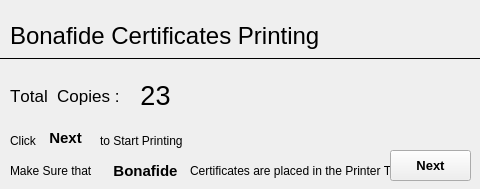
This is src/Interface/print-single.ui in mskonline/docmaqv2 as Qt 5 draws it before an edit. The edited form follows.
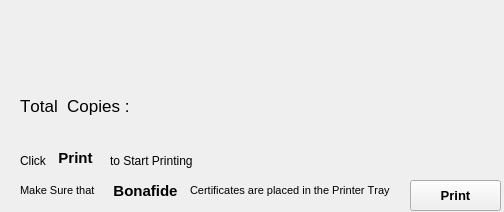
This is the edited form. Icons and pictures are not drawn.

The edit to the form file:
```diff
--- a/src/Interface/print-single.ui
+++ b/src/Interface/print-single.ui
@@ -9,10 +9,22 @@
    <rect>
     <x>0</x>
     <y>0</y>
-    <width>480</width>
-    <height>189</height>
+    <width>504</width>
+    <height>212</height>
    </rect>
   </property>
+  <property name="minimumSize">
+   <size>
+    <width>504</width>
+    <height>212</height>
+   </size>
+  </property>
+  <property name="maximumSize">
+   <size>
+    <width>504</width>
+    <height>212</height>
+   </size>
+  </property>
   <property name="font">
    <font>
     <kerning>false</kerning>
@@ -33,90 +45,13 @@
   <property name="autoFillBackground">
    <bool>false</bool>
   </property>
-  <widget class="QStackedWidget" name="stackedWidget">
+  <widget class="QLabel" name="label_3">
    <property name="geometry">
     <rect>
-     <x>0</x>
-     <y>0</y>
-     <width>491</width>
-     <height>191</height>
-    </rect>
-   </property>
-   <property name="currentIndex">
-    <number>0</number>
-   </property>
-   <widget class="QWidget" name="page">
-    <widget class="QLabel" name="hlabel">
-     <property name="geometry">
-      <rect>
-       <x>10</x>
-       <y>10</y>
-       <width>431</width>
-       <height>51</height>
-      </rect>
-     </property>
-     <property name="font">
-      <font>
-       <pointsize>18</pointsize>
-      </font>
-     </property>
-     <property name="text">
-      <string>Bonafide Certificates Printing</string>
-     </property>
-    </widget>
-    <widget class="Line" name="line">
-     <property name="geometry">
-      <rect>
-       <x>0</x>
-       <y>50</y>
-       <width>491</width>
-       <height>16</height>
-      </rect>
-     </property>
-     <property name="frameShadow">
-      <enum>QFrame::Plain</enum>
-     </property>
-     <property name="orientation">
-      <enum>Qt::Horizontal</enum>
-     </property>
-    </widget>
-    <widget class="QLabel" name="clabel">
-     <property name="geometry">
-      <rect>
-       <x>120</x>
-       <y>70</y>
+     <x>40</x>
+     <y>150</y>
        <width>71</width>
-       <height>51</height>
-      </rect>
-     </property>
-     <property name="font">
-      <font>
-       <pointsize>20</pointsize>
-      </font>
-     </property>
-     <property name="text">
-      <string>23</string>
-     </property>
-     <property name="alignment">
-      <set>Qt::AlignCenter</set>
-     </property>
-     <property name="wordWrap">
-      <bool>false</bool>
-     </property>
-     <property name="margin">
-      <number>0</number>
-     </property>
-     <property name="openExternalLinks">
-      <bool>false</bool>
-     </property>
-    </widget>
-    <widget class="QLabel" name="tlabel">
-     <property name="geometry">
-      <rect>
-       <x>100</x>
-       <y>160</y>
-       <width>91</width>
-       <height>21</height>
+     <height>16</height>
       </rect>
      </property>
      <property name="font">
@@ -127,7 +62,7 @@
       </font>
      </property>
      <property name="text">
-      <string>Bonafide</string>
+    <string>Print</string>
      </property>
      <property name="alignment">
       <set>Qt::AlignCenter</set>
@@ -137,65 +72,25 @@
      <property name="geometry">
       <rect>
        <x>190</x>
-       <y>160</y>
+     <y>180</y>
        <width>201</width>
        <height>21</height>
       </rect>
      </property>
      <property name="font">
       <font>
-       <pointsize>9</pointsize>
+     <pointsize>8</pointsize>
       </font>
      </property>
      <property name="text">
       <string>Certificates are placed in the Printer Tray</string>
      </property>
     </widget>
-    <widget class="QPushButton" name="nbutton">
-     <property name="geometry">
-      <rect>
-       <x>390</x>
-       <y>150</y>
-       <width>81</width>
-       <height>31</height>
-      </rect>
-     </property>
-     <property name="font">
-      <font>
-       <pointsize>10</pointsize>
-       <weight>75</weight>
-       <bold>true</bold>
-       <stylestrategy>PreferDefault</stylestrategy>
-       <kerning>false</kerning>
-      </font>
-     </property>
-     <property name="text">
-      <string>Next</string>
-     </property>
-    </widget>
-    <widget class="QLabel" name="label_5">
-     <property name="geometry">
-      <rect>
-       <x>10</x>
-       <y>160</y>
-       <width>91</width>
-       <height>21</height>
-      </rect>
-     </property>
-     <property name="font">
-      <font>
-       <pointsize>9</pointsize>
-      </font>
-     </property>
-     <property name="text">
-      <string>Make Sure that</string>
-     </property>
-    </widget>
     <widget class="QLabel" name="label_2">
      <property name="geometry">
       <rect>
-       <x>10</x>
-       <y>80</y>
+     <x>20</x>
+     <y>90</y>
        <width>111</width>
        <height>31</height>
       </rect>
@@ -209,11 +104,29 @@
       <string>Total  Copies :</string>
      </property>
     </widget>
+  <widget class="QLabel" name="label_4">
+   <property name="geometry">
+    <rect>
+     <x>110</x>
+     <y>150</y>
+     <width>91</width>
+     <height>21</height>
+    </rect>
+   </property>
+   <property name="font">
+    <font>
+     <pointsize>9</pointsize>
+    </font>
+   </property>
+   <property name="text">
+    <string>to Start Printing</string>
+   </property>
+  </widget>
     <widget class="QLabel" name="label">
      <property name="geometry">
       <rect>
-       <x>10</x>
-       <y>130</y>
+     <x>20</x>
+     <y>150</y>
        <width>31</width>
        <height>21</height>
       </rect>
@@ -227,131 +140,127 @@
       <string>Click </string>
      </property>
     </widget>
-    <widget class="QLabel" name="label_3">
+  <widget class="QLabel" name="label_5">
      <property name="geometry">
       <rect>
-       <x>30</x>
-       <y>130</y>
+     <x>20</x>
+     <y>180</y>
+     <width>91</width>
+     <height>21</height>
+    </rect>
+   </property>
+   <property name="font">
+    <font>
+     <pointsize>8</pointsize>
+    </font>
+   </property>
+   <property name="text">
+    <string>Make Sure that</string>
+   </property>
+  </widget>
+  <widget class="QLabel" name="hlabel">
+   <property name="geometry">
+    <rect>
+     <x>10</x>
+     <y>0</y>
+     <width>431</width>
+     <height>71</height>
+    </rect>
+   </property>
+   <property name="font">
+    <font>
+     <pointsize>18</pointsize>
+    </font>
+   </property>
+   <property name="text">
+    <string/>
+   </property>
+  </widget>
+  <widget class="QPushButton" name="nprint">
+   <property name="geometry">
+    <rect>
+     <x>410</x>
+     <y>180</y>
+     <width>91</width>
+     <height>31</height>
+    </rect>
+   </property>
+   <property name="font">
+    <font>
+     <pointsize>10</pointsize>
+     <weight>75</weight>
+     <bold>true</bold>
+     <stylestrategy>PreferDefault</stylestrategy>
+     <kerning>false</kerning>
+    </font>
+   </property>
+   <property name="cursor">
+    <cursorShape>PointingHandCursor</cursorShape>
+   </property>
+   <property name="text">
+    <string>Print</string>
+   </property>
+   <property name="icon">
+    <iconset resource="../resources/res.qrc">
+     <normaloff>:/Images/printer.png</normaloff>:/Images/printer.png</iconset>
+   </property>
+  </widget>
+  <widget class="QLabel" name="clabel">
+   <property name="geometry">
+    <rect>
+     <x>130</x>
+     <y>80</y>
        <width>71</width>
-       <height>16</height>
+     <height>51</height>
       </rect>
      </property>
      <property name="font">
       <font>
-       <pointsize>11</pointsize>
-       <weight>75</weight>
-       <bold>true</bold>
+     <pointsize>20</pointsize>
       </font>
      </property>
      <property name="text">
-      <string>Next</string>
+    <string/>
      </property>
      <property name="alignment">
       <set>Qt::AlignCenter</set>
      </property>
-    </widget>
-    <widget class="QLabel" name="label_4">
+   <property name="wordWrap">
+    <bool>false</bool>
+   </property>
+   <property name="margin">
+    <number>0</number>
+   </property>
+   <property name="openExternalLinks">
+    <bool>false</bool>
+   </property>
+  </widget>
+  <widget class="QLabel" name="tlabel">
      <property name="geometry">
       <rect>
        <x>100</x>
-       <y>130</y>
+     <y>180</y>
        <width>91</width>
        <height>21</height>
       </rect>
      </property>
      <property name="font">
       <font>
-       <pointsize>9</pointsize>
+     <pointsize>11</pointsize>
+     <weight>75</weight>
+     <bold>true</bold>
       </font>
      </property>
      <property name="text">
-      <string>to Start Printing</string>
-     </property>
-    </widget>
-   </widget>
-   <widget class="QWidget" name="page_2">
-    <widget class="QLabel" name="label_8">
-     <property name="geometry">
-      <rect>
-       <x>10</x>
-       <y>20</y>
-       <width>431</width>
-       <height>41</height>
-      </rect>
-     </property>
-     <property name="font">
-      <font>
-       <pointsize>10</pointsize>
-      </font>
-     </property>
-     <property name="text">
-      <string>All Certificates have been sent to printer. You may now close this window.</string>
-     </property>
-    </widget>
-    <widget class="QLabel" name="label_9">
-     <property name="geometry">
-      <rect>
-       <x>10</x>
-       <y>70</y>
-       <width>271</width>
-       <height>21</height>
-      </rect>
-     </property>
-     <property name="font">
-      <font>
-       <pointsize>10</pointsize>
-      </font>
-     </property>
-     <property name="text">
-      <string>Click Abort in case you want to abort printing.</string>
-     </property>
-    </widget>
-    <widget class="QPushButton" name="pushButton">
-     <property name="geometry">
-      <rect>
-       <x>10</x>
-       <y>150</y>
-       <width>91</width>
-       <height>31</height>
-      </rect>
-     </property>
-     <property name="text">
-      <string>Abort</string>
-     </property>
-    </widget>
-    <widget class="QPushButton" name="cbutton">
-     <property name="geometry">
-      <rect>
-       <x>380</x>
-       <y>150</y>
-       <width>91</width>
-       <height>31</height>
-      </rect>
-     </property>
-     <property name="text">
-      <string>Close</string>
-     </property>
-    </widget>
-   </widget>
-  </widget>
- </widget>
- <resources/>
- <connections>
-  <connection>
-   <sender>cbutton</sender>
-   <signal>clicked()</signal>
-   <receiver>sprint</receiver>
-   <slot>hide()</slot>
-   <hints>
-    <hint type="sourcelabel">
-     <x>419</x>
-     <y>161</y>
-    </hint>
-    <hint type="destinationlabel">
-     <x>482</x>
-     <y>94</y>
-    </hint>
-   </hints>
-  </connection>
- </connections>
+    <string>Bonafide</string>
+   </property>
+   <property name="alignment">
+    <set>Qt::AlignCenter</set>
+   </property>
+  </widget>
+ </widget>
+ <resources>
+  <include location="../resources/res.qrc"/>
+ </resources>
+ <connections/>
 </ui>
```
Left out of the diff: 6 changed lines with no effect on the pictures. Lines whose indentation alone changed are shown as unchanged.
